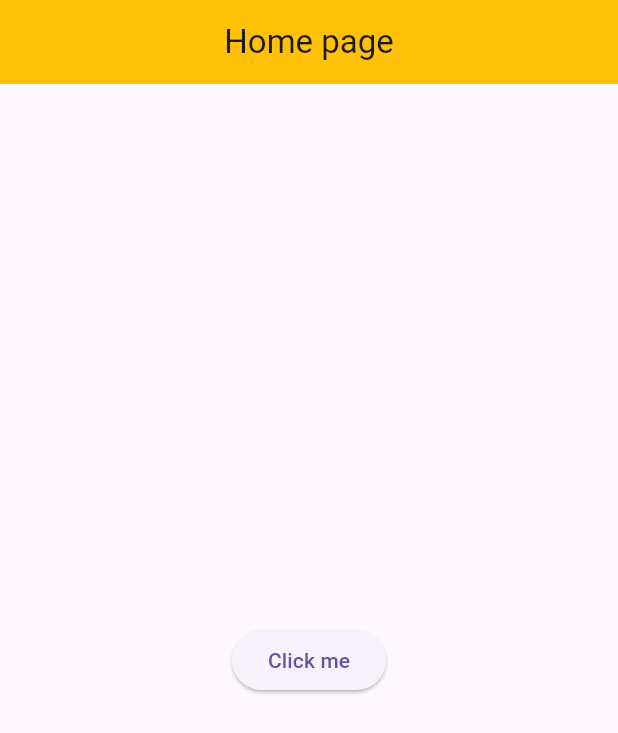
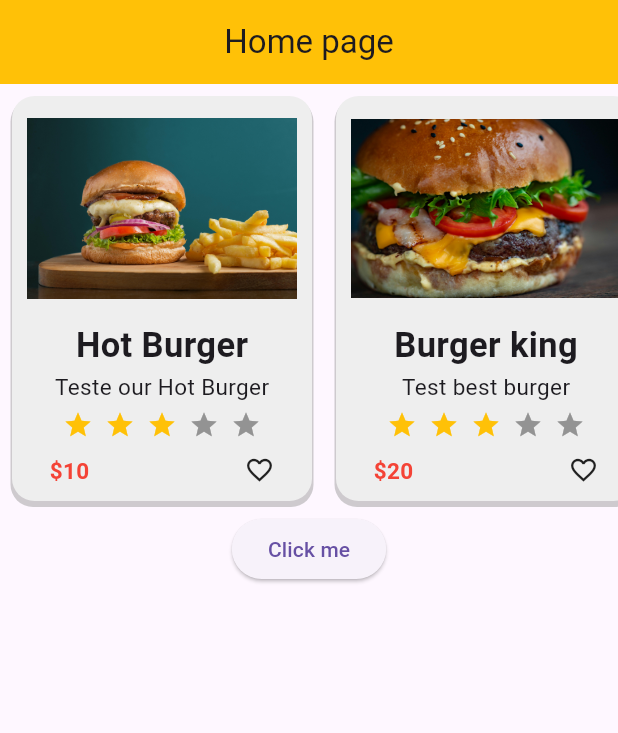
Before and after one commit to Shahabuddin1122/Flutter, a Flutter app: the screen it shows after launch, on a phone screen of 412 x 824 dp. Shown: the top 733 px of the screen. Run offline on Flutter 3.47's test engine with Material 3 defaults, Android fonts, the phone set to English and light mode, and no system bars; drawn by our look-alikes of flutter_rating_bar.

Commit message:
add food card

```diff
--- /dev/null
+++ b/codelab/api_test/lib/components/card.dart
@@ -0,0 +1,105 @@
+import 'package:flutter/material.dart';
+import 'package:flutter_rating_bar/flutter_rating_bar.dart';
+
+class BigCard extends StatelessWidget {
+  const BigCard({
+    required this.cardTitle,
+    required this.subText,
+    required this.price,
+    required this.img,
+    super.key,
+  });
+
+  final String cardTitle;
+  final String subText;
+  final String price;
+  final String img;
+
+  @override
+  Widget build(BuildContext context) {
+    return Container(
+      margin: const EdgeInsets.all(8.0),
+      width: 200,
+      height: 270,
+      decoration: BoxDecoration(
+          color: Colors.grey[200],
+          borderRadius: BorderRadius.circular(15),
+          boxShadow: [
+            BoxShadow(
+              color: Colors.grey.withOpacity(0.5),
+              spreadRadius: 1,
+              offset: const Offset(0, 3),
+            )
+          ]),
+      child: Padding(
+        padding: const EdgeInsets.symmetric(horizontal: 10),
+        child: Column(
+          children: [
+            Container(
+              child: Image.asset(
+                img,
+                height: 150,
+              ),
+            ),
+            Text(
+              cardTitle,
+              style: const TextStyle(
+                fontSize: 23,
+                fontWeight: FontWeight.bold,
+              ),
+            ),
+            Text(
+              subText,
+              style: const TextStyle(
+                fontSize: 15,
+                fontWeight: FontWeight.w400,
+              ),
+            ),
+            const SizedBox(
+              height: 5,
+            ),
+            RatingBar.builder(
+              initialRating: 3,
+              minRating: 1,
+              direction: Axis.horizontal,
+              allowHalfRating: true,
+              itemCount: 5,
+              itemSize: 20,
+              itemPadding: const EdgeInsets.symmetric(horizontal: 4.0),
+              itemBuilder: (context, _) => const Icon(
+                Icons.star,
+                color: Colors.amber,
+              ),
+              onRatingUpdate: (rating) {
+                print(rating);
+              },
+            ),
+            const SizedBox(
+              height: 10,
+            ),
+            Padding(
+              padding: const EdgeInsets.symmetric(horizontal: 15.0),
+              child: Row(
+                mainAxisAlignment: MainAxisAlignment.spaceBetween,
+                children: [
+                  Text(
+                    price,
+                    style: const TextStyle(
+                      fontSize: 15,
+                      color: Colors.red,
+                      fontWeight: FontWeight.bold,
+                    ),
+                  ),
+                  const Icon(
+                    Icons.favorite_border,
+                    size: 20,
+                  )
+                ],
+              ),
+            )
+          ],
+        ),
+      ),
+    );
+  }
+}
--- a/codelab/api_test/lib/main.dart
+++ b/codelab/api_test/lib/main.dart
@@ -2,6 +2,7 @@ import 'package:flutter/material.dart';
 import 'pages/home.dart';
 import 'pages/location.dart';
 import 'pages/products.dart';
+import 'pages/login.dart';
 
 void main() {
   runApp(MaterialApp(
@@ -9,7 +10,8 @@ void main() {
     routes: {
       '/': (context) => const Home(),
       '/location': (context) => const Location(),
-      '/products': (context) => const Products()
+      '/products': (context) => const Products(),
+      '/login': (context) => const Login()
     },
   ));
 }
--- a/codelab/api_test/lib/pages/home.dart
+++ b/codelab/api_test/lib/pages/home.dart
@@ -1,4 +1,7 @@
+import 'package:flutter/cupertino.dart';
 import 'package:flutter/material.dart';
+import 'package:api_test/components/card.dart';
+import 'package:flutter/widgets.dart';
 
 class Home extends StatelessWidget {
   const Home({super.key});
@@ -12,11 +15,34 @@ class Home extends StatelessWidget {
         centerTitle: true,
       ),
       body: Center(
-        child: ElevatedButton(
-          onPressed: () {
-            Navigator.pushNamed(context, '/location');
-          },
-          child: const Text('Click me'),
+        child: Column(
+          children: [
+            const SingleChildScrollView(
+              scrollDirection: Axis.horizontal,
+              child: Row(
+                children: [
+                  BigCard(
+                    img: 'images/burger.jpg',
+                    cardTitle: "Hot Burger",
+                    subText: "Teste our Hot Burger",
+                    price: "\$10",
+                  ),
+                  BigCard(
+                    img: 'images/burger-king.jpg',
+                    cardTitle: "Burger king",
+                    subText: "Test best burger",
+                    price: "\$20",
+                  ),
+                ],
+              ),
+            ),
+            ElevatedButton(
+              onPressed: () {
+                Navigator.pushNamed(context, '/location');
+              },
+              child: const Text('Click me'),
+            ),
+          ],
         ),
       ),
     );
--- a/codelab/api_test/pubspec.yaml
+++ b/codelab/api_test/pubspec.yaml
@@ -35,6 +35,7 @@ dependencies:
   # Use with the CupertinoIcons class for iOS style icons.
   cupertino_icons: ^1.0.6
   http: ^1.2.1
+  flutter_rating_bar: ^4.0.1
 
 dev_dependencies:
   flutter_test:
@@ -58,9 +59,8 @@ flutter:
   uses-material-design: true
 
   # To add assets to your application, add an assets section, like this:
-  # assets:
-  #   - images/a_dot_burr.jpeg
-  #   - images/a_dot_ham.jpeg
+  assets:
+    - images/
 
   # An image asset can refer to one or more resolution-specific "variants", see
   # https://flutter.dev/assets-and-images/#resolution-aware
```
Also changed, not shown: codelab/api_test/lib/pages/login.dart (added, +158 -0 lines), card.png (added), codelab/api_test/images/burger-king.jpg (added), codelab/api_test/images/burger.jpg (added), codelab/api_test/pubspec.lock, loginPage.png (added).
